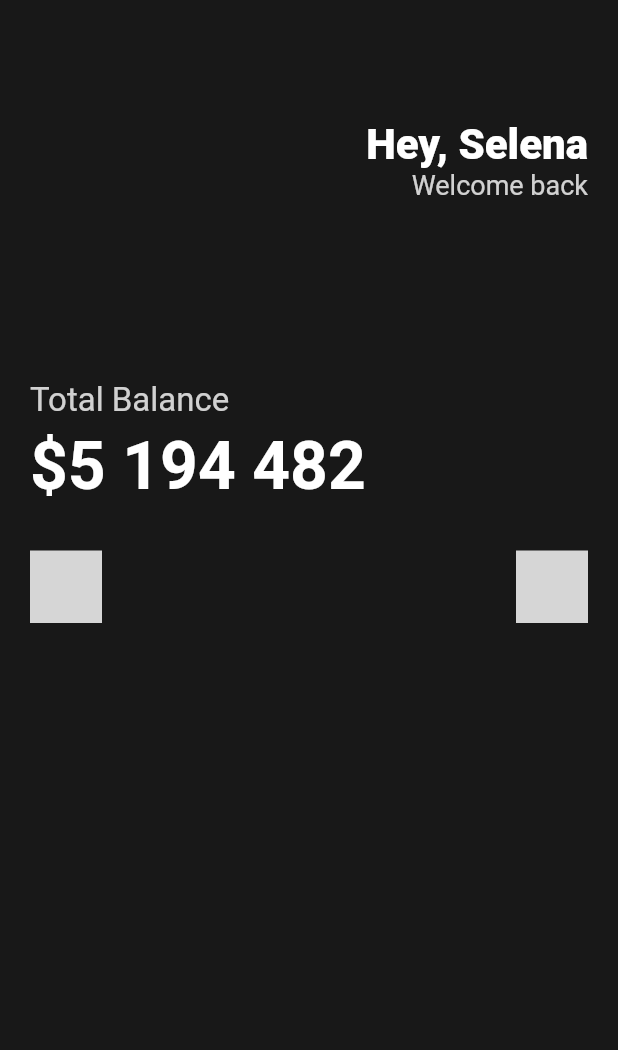
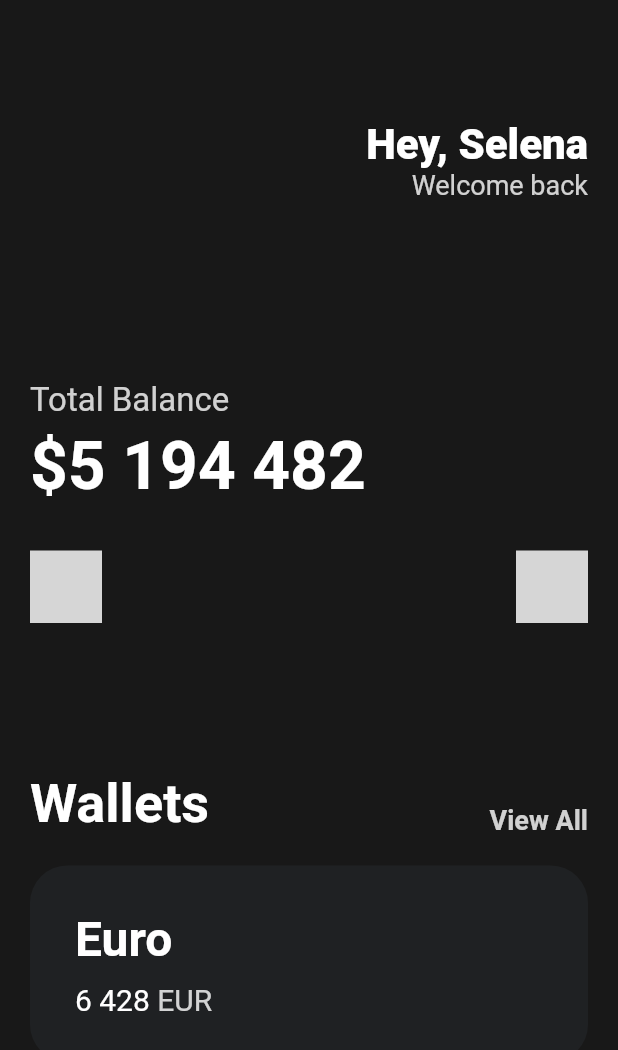
Before and after one commit to chane81/flutter-finnanicial, a Flutter app: the screen it shows after launch, on a phone screen of 412 x 824 dp. Shown: the top 1050 px of the screen. Run offline on Flutter 3.47's test engine with Material 2 defaults, Android fonts, the phone set to English and light mode, and no system bars; statements that could not run were skipped; grey boxes are pictures that could not be loaded.

Commit message:
feat: Card 추가

```diff
--- a/lib/main.dart
+++ b/lib/main.dart
@@ -82,6 +82,77 @@
                       textColor: Colors.white,
                     ),
                   ],
+                ),
+                const SizedBox(
+                  height: 100,
+                ),
+                Row(
+                  crossAxisAlignment: CrossAxisAlignment.end,
+                  mainAxisAlignment: MainAxisAlignment.spaceBetween,
+                  children: [
+                    const Text('Wallets',
+                        style: TextStyle(
+                          color: Colors.white,
+                          fontSize: 36,
+                          fontWeight: FontWeight.w600,
+                        )),
+                    Text('View All',
+                        style: TextStyle(
+                          color: Colors.white.withOpacity(0.8),
+                          fontSize: 18,
+                          fontWeight: FontWeight.w600,
+                        )),
+                  ],
+                ),
+                const SizedBox(
+                  height: 20,
+                ),
+                Container(
+                  decoration: BoxDecoration(
+                    color: const Color(0xFF1F2123),
+                    borderRadius: BorderRadius.circular(25),
+                  ),
+                  child: Padding(
+                    padding: const EdgeInsets.all(30),
+                    child: Row(children: [
+                      Column(
+                        crossAxisAlignment: CrossAxisAlignment.start,
+                        children: [
+                          const Text(
+                            'Euro',
+                            style: TextStyle(
+                                color: Colors.white,
+                                fontSize: 32,
+                                fontWeight: FontWeight.w600),
+                          ),
+                          const SizedBox(
+                            height: 10,
+                          ),
+                          Row(
+                            children: [
+                              const Text(
+                                '6 428',
+                                style: TextStyle(
+                                  color: Colors.white,
+                                  fontSize: 20,
+                                ),
+                              ),
+                              const SizedBox(
+                                width: 5,
+                              ),
+                              Text(
+                                'EUR',
+                                style: TextStyle(
+                                  color: Colors.white.withOpacity(0.8),
+                                  fontSize: 20,
+                                ),
+                              ),
+                            ],
+                          )
+                        ],
+                      ),
+                    ]),
+                  ),
                 )
               ],
             ),
```
